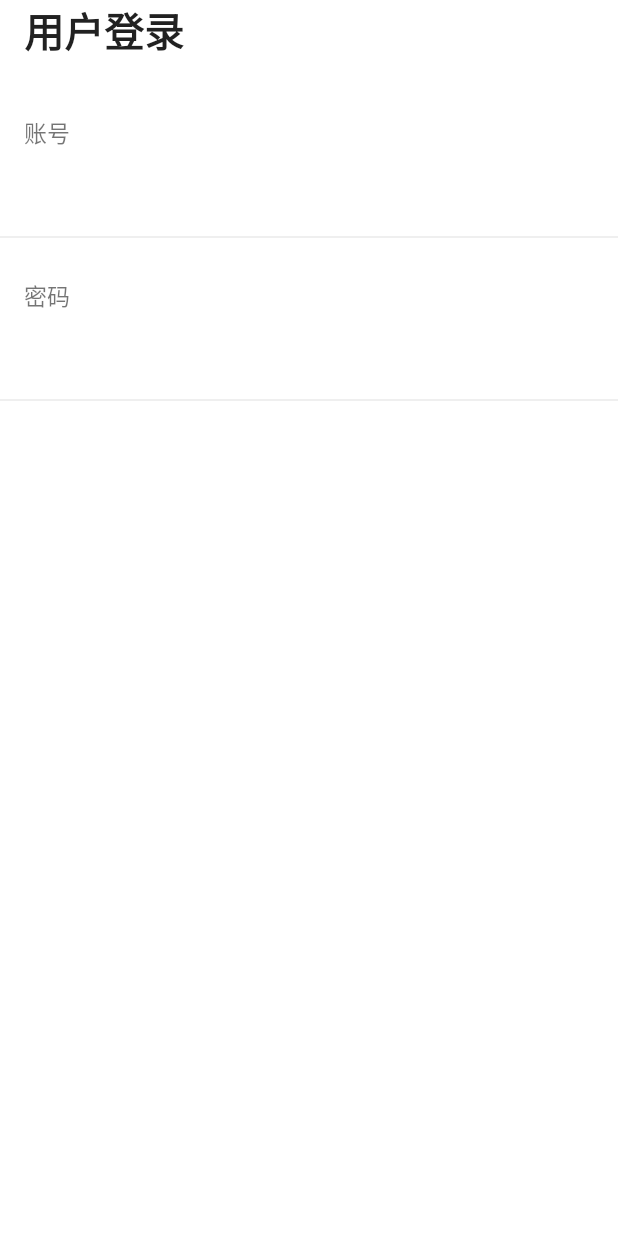
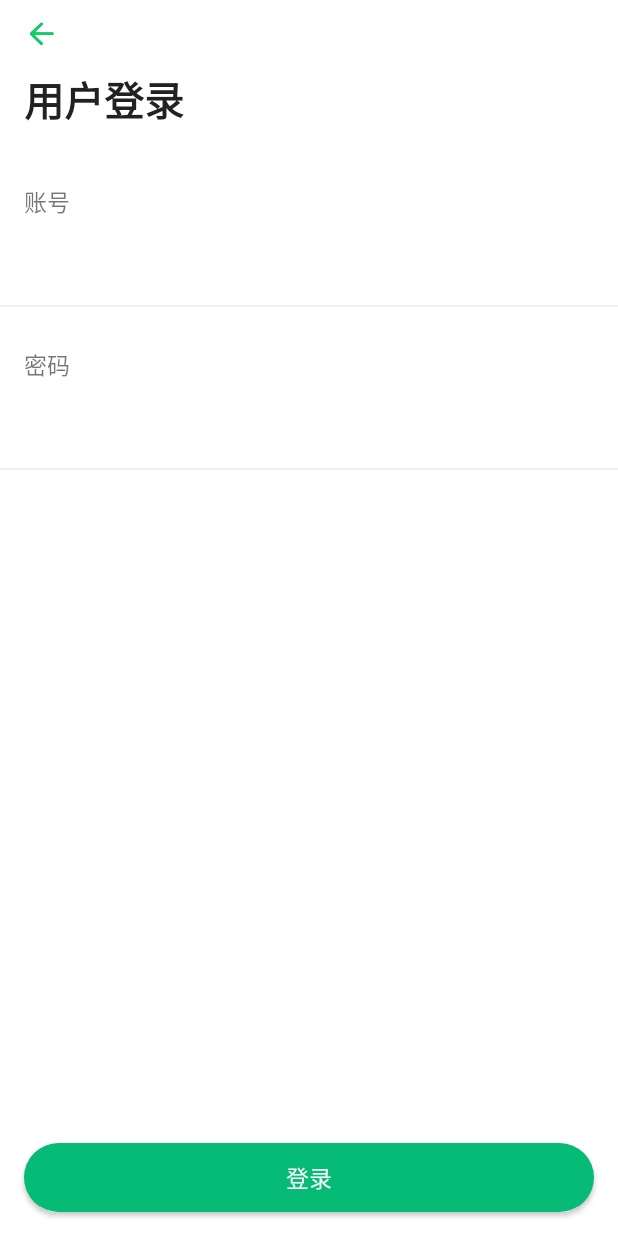
Before and after one commit to guoxiaopeng875/maintech, an Android app: the layout activity_login.xml on its own in the app's theme, with its tools: preview values and no code run, on a phone screen of 412 x 824 dp. Run offline under Robolectric (Android 15) with nearby library versions, the phone set to English and light mode, and no system bars.

Commit message:
login activity

```diff
--- /dev/null
+++ b/app/src/main/res/drawable/shape_btn_green.xml
@@ -0,0 +1,5 @@
+<?xml version="1.0" encoding="utf-8"?>
+<shape xmlns:android="http://schemas.android.com/apk/res/android" >
+    <corners  android:radius="@dimen/x22"/>
+    <solid  android:color="#05bb75"/>
+</shape>
--- a/app/src/main/res/layout/activity_login.xml
+++ b/app/src/main/res/layout/activity_login.xml
@@ -5,8 +5,23 @@
     android:background="@color/white">
 
     <LinearLayout
+        android:id="@+id/ll_toolbar_login"
+        android:layout_width="match_parent"
+        android:layout_height="@dimen/x37">
+
+        <ImageView
+            android:id="@+id/iv_back_login"
+            android:layout_width="wrap_content"
+            android:layout_height="wrap_content"
+            android:layout_gravity="center_vertical"
+            android:layout_marginStart="@dimen/x13"
+            android:src="@mipmap/ic_back_green" />
+    </LinearLayout>
+
+    <LinearLayout
         android:layout_width="match_parent"
         android:layout_height="wrap_content"
+        android:layout_below="@id/ll_toolbar_login"
         android:orientation="vertical">
 
         <LinearLayout
@@ -41,16 +56,18 @@
                 android:textSize="15.4sp" />
 
             <EditText
-                android:singleLine="true"
-                android:background="@null"
-                android:textSize="15.4sp"
-                android:textColor="@color/black87"
+                android:id="@+id/et_account_login"
                 android:layout_width="match_parent"
                 android:layout_height="0dp"
                 android:layout_weight="1"
-                android:gravity="center_vertical" />
+                android:background="@null"
+                android:gravity="center_vertical"
+                android:singleLine="true"
+                android:textColor="@color/black87"
+                android:textSize="15.4sp" />
 
         </LinearLayout>
+
         <View style="@style/line" />
 
         <LinearLayout
@@ -70,16 +87,30 @@
                 android:textSize="15.4sp" />
 
             <EditText
-                android:textSize="15.4sp"
-                android:inputType="textPassword"
-                android:background="@null"
-                android:textColor="@color/black54"
+                android:id="@+id/et_pwd_login"
                 android:layout_width="match_parent"
                 android:layout_height="0dp"
                 android:layout_weight="1"
-                android:gravity="center_vertical" />
+                android:background="@null"
+                android:gravity="center_vertical"
+                android:inputType="textPassword"
+                android:textColor="@color/black54"
+                android:textSize="15.4sp" />
 
         </LinearLayout>
+
         <View style="@style/line" />
     </LinearLayout>
+
+    <Button
+        android:id="@+id/btn_login"
+        android:layout_width="match_parent"
+        android:layout_height="@dimen/x37"
+        android:layout_alignParentBottom="true"
+        android:layout_centerHorizontal="true"
+        android:layout_margin="@dimen/x13"
+        android:background="@drawable/shape_btn_green"
+        android:text="@string/login"
+        android:textColor="@color/white"
+        android:textSize="15.4sp" />
 </RelativeLayout>
--- a/app/src/main/res/values/strings.xml
+++ b/app/src/main/res/values/strings.xml
@@ -5,4 +5,5 @@
     <string name="login_user">用户登录</string>
     <string name="login_account">账号</string>
     <string name="login_pwd">密码</string>
+    <string name="login">登录</string>
 </resources>
```
Also changed, not shown: app/src/main/res/mipmap-xxhdpi/ic_back_green.png (added).
